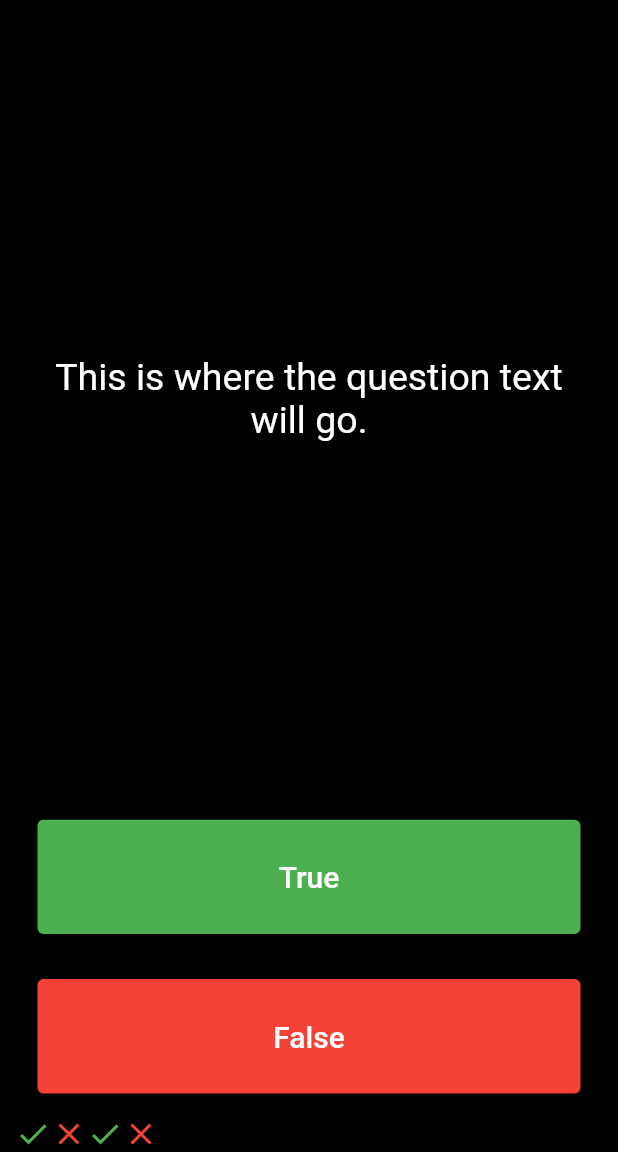
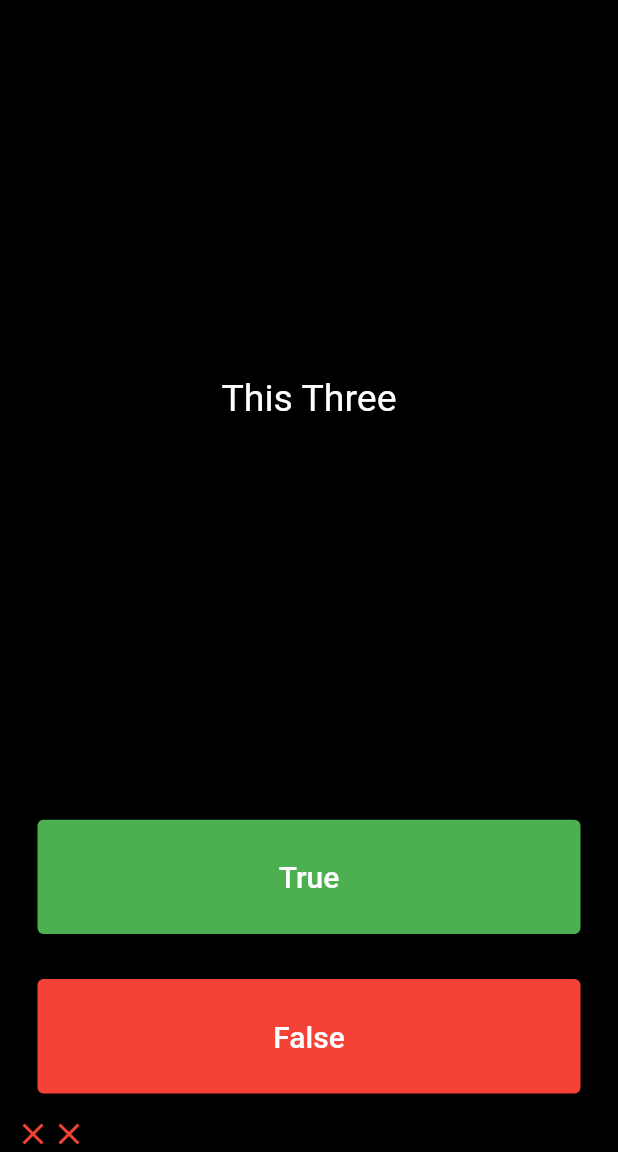
Before and after one commit to sadiqmmm/quizzler_app, a Flutter app: the screen it shows after launch, after a tap on "True", after a tap on "False", on a phone screen of 412 x 824 dp, the part 84-1236 px from its top. Run offline on Flutter 3.47's test engine with Material 2 defaults, Android fonts, the phone set to English and light mode, and no system bars.

Commit message:
add the quiz

```diff
--- a/lib/main.dart
+++ b/lib/main.dart
@@ -1,4 +1,5 @@
 import 'package:flutter/material.dart';
+import 'quiz_brain.dart';
 
 void main() {
   runApp(const MyApp());
@@ -36,16 +37,33 @@ class QuizPage extends StatefulWidget {
 }
 
 class _QuizPageState extends State<QuizPage> {
-  List<Icon> scoreKeeper = [
+  List<Icon> scoreKeeper = [];
+
+  void checkAnswer(bool userPickedAnswer) {
+    bool correctAnswer = quizBrain.getQuestionAnswer();
+
+    setState(() {
+      if (userPickedAnswer == correctAnswer) {
+        scoreKeeper.add(
           const Icon(
             Icons.check,
             color: Colors.green,
           ),
+        );
+      } else {
+        scoreKeeper.add(
           const Icon(
             Icons.close,
             color: Colors.red,
           ),
-  ];
+        );
+      }
+      quizBrain.nextQuestion();
+    });
+  }
+
+  late bool correctAnswer;
+  QuizBrain quizBrain = QuizBrain();
 
   @override
   Widget build(BuildContext context) {
@@ -53,15 +71,15 @@ class _QuizPageState extends State<QuizPage> {
       mainAxisAlignment: MainAxisAlignment.spaceBetween,
       crossAxisAlignment: CrossAxisAlignment.stretch,
       children: <Widget>[
-        const Expanded(
+        Expanded(
           flex: 5,
           child: Padding(
-            padding: EdgeInsets.all(10.0),
+            padding: const EdgeInsets.all(10.0),
             child: Center(
               child: Text(
-                'This is where the question text will go.',
+                quizBrain.getQuestionText(),
                 textAlign: TextAlign.center,
-                style: TextStyle(
+                style: const TextStyle(
                   fontSize: 25.0,
                   color: Colors.white,
                 ),
@@ -78,14 +96,7 @@ class _QuizPageState extends State<QuizPage> {
                 onPrimary: Colors.white, // foreground
               ),
               onPressed: () {
-                setState(() {
-                  scoreKeeper.add(
-                    const Icon(
-                      Icons.check,
-                      color: Colors.green,
-                    ),
-                  );
-                });
+                checkAnswer(true);
               },
               child: const Text(
                 'True',
@@ -103,14 +114,7 @@ class _QuizPageState extends State<QuizPage> {
                 onPrimary: Colors.white, // foreground
               ),
               onPressed: () {
-                setState(() {
-                  scoreKeeper.add(
-                    const Icon(
-                      Icons.close,
-                      color: Colors.red,
-                    ),
-                  );
-                });
+                checkAnswer(false);
               },
               child: const Text(
                 'False',
--- /dev/null
+++ b/lib/question.dart
@@ -0,0 +1,9 @@
+class Question {
+  late String questionText;
+  late bool questionAnswer;
+
+  Question({required String q, required bool a}) {
+    questionText = q;
+    questionAnswer = a;
+  }
+}
--- /dev/null
+++ b/lib/quiz_brain.dart
@@ -0,0 +1,26 @@
+import 'question.dart';
+
+class QuizBrain {
+  int _questionNumber = 0;
+  final List<Question> _questionBank = [
+    Question(q: 'This One', a: false),
+    Question(q: 'This Two', a: true),
+    Question(q: 'This Three', a: true)
+  ];
+
+  String getQuestionText() {
+    return _questionBank[_questionNumber].questionText;
+  }
+
+  bool getQuestionAnswer() {
+    return _questionBank[_questionNumber].questionAnswer;
+  }
+
+  void nextQuestion() {
+    if (_questionNumber < _questionBank.length - 1) {
+      _questionNumber++;
+    }
+    print(_questionNumber);
+    print(_questionBank.length);
+  }
+}
```
Lines whose indentation alone changed are shown as unchanged.
